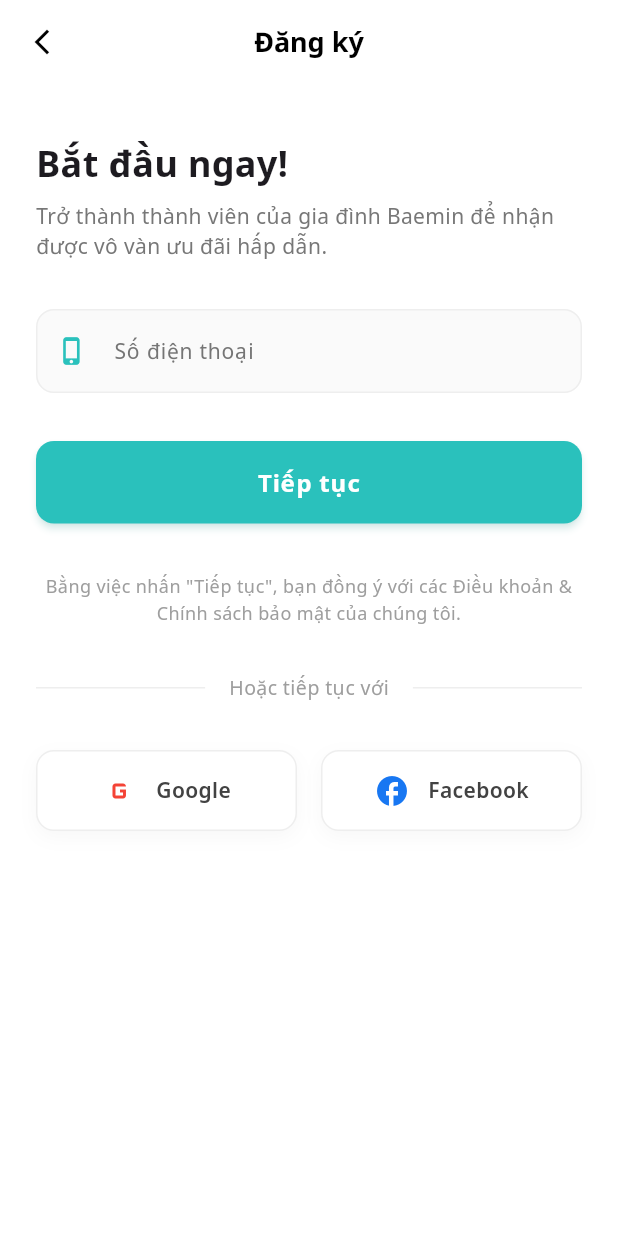
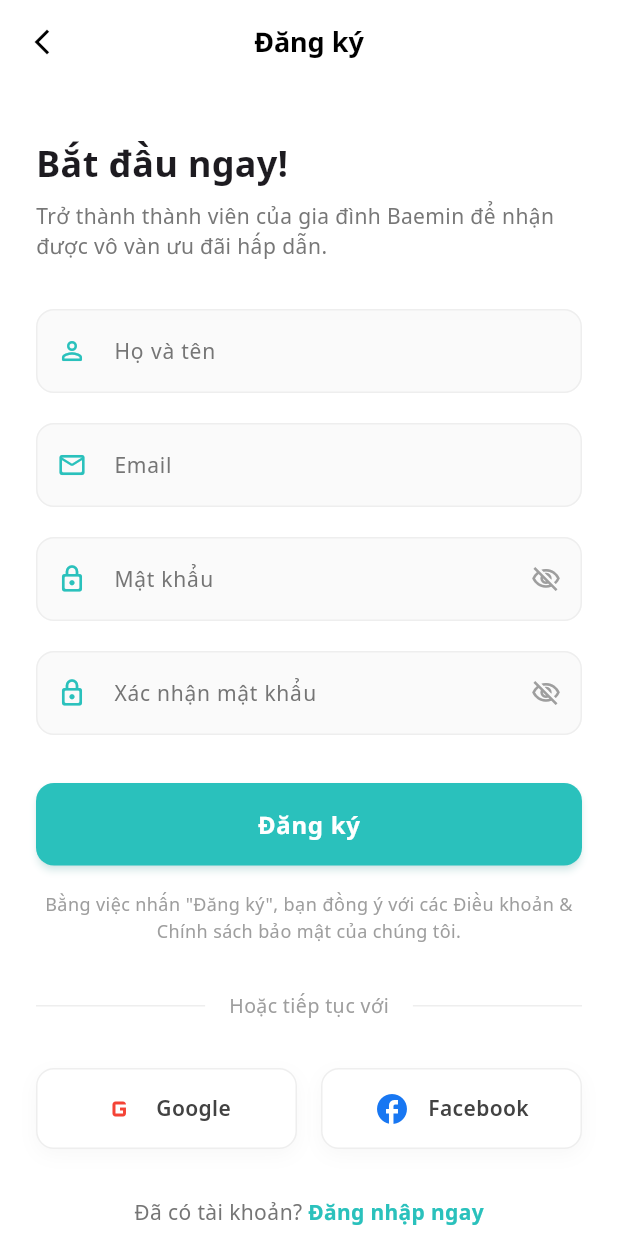
Before and after one commit to trung08052001-hcm/beamin_clone, a Flutter app: the RegisterScreen screen opened by its route, on a phone screen of 412 x 824 dp. Run offline on Flutter 3.47's test engine with Material 3 defaults, Android fonts, the phone set to English and light mode, and no system bars; our stand-ins replace auto_route, carousel_slider, equatable, firebase_auth, firebase_core, flutter_bloc and 4 more; missing offline and left inert: flutter_facebook_auth; accounts and stored records are empty.

Commit message:
login , signup , forgot

```diff
--- a/lib/bloc/auth/auth_bloc.dart
+++ b/lib/bloc/auth/auth_bloc.dart
@@ -21,18 +21,52 @@
     on<FacebookLoginRequested>(_onFacebookLoginRequested);
   }
 
+  String _mapFirebaseAuthError(String code) {
+    switch (code) {
+      case 'user-not-found':
+        return 'Không tìm thấy tài khoản với email này';
+      case 'wrong-password':
+        return 'Mật khẩu không chính xác';
+      case 'invalid-email':
+        return 'Email không hợp lệ';
+      case 'user-disabled':
+        return 'Tài khoản đã bị vô hiệu hóa';
+      case 'email-already-in-use':
+        return 'Email này đã được sử dụng';
+      case 'operation-not-allowed':
+        return 'Phương thức đăng nhập chưa được kích hoạt';
+      case 'weak-password':
+        return 'Mật khẩu quá yếu, vui lòng dùng ít nhất 6 ký tự';
+      case 'too-many-requests':
+        return 'Quá nhiều yêu cầu, vui lòng thử lại sau';
+      case 'invalid-credential':
+        return 'Email hoặc mật khẩu không chính xác';
+      default:
+        return 'Đã xảy ra lỗi, vui lòng thử lại';
+    }
+  }
+
   Future<void> _onLoginRequested(
     LoginRequested event,
     Emitter<AuthState> emit,
   ) async {
     emit(AuthLoading());
-    // Simulate API call
-    await Future.delayed(const Duration(seconds: 1));
 
-    if (event.email.isNotEmpty && event.password.isNotEmpty) {
+    if (event.email.isEmpty || event.password.isEmpty) {
+      emit(const AuthFailure('Vui lòng điền đầy đủ thông tin'));
+      return;
+    }
+
+    try {
+      await _firebaseAuth.signInWithEmailAndPassword(
+        email: event.email.trim(),
+        password: event.password,
+      );
       emit(const AuthSuccess('Đăng nhập thành công!'));
-    } else {
-      emit(const AuthFailure('Vui lòng điền đầy đủ thông tin'));
+    } on FirebaseAuthException catch (e) {
+      emit(AuthFailure(_mapFirebaseAuthError(e.code)));
+    } catch (e) {
+      emit(AuthFailure('Đã xảy ra lỗi: $e'));
     }
   }
 
@@ -41,13 +75,26 @@
     Emitter<AuthState> emit,
   ) async {
     emit(AuthLoading());
-    // Simulate API call
-    await Future.delayed(const Duration(seconds: 1));
 
-    if (event.phone.isNotEmpty) {
+    if (event.email.isEmpty || event.password.isEmpty || event.name.isEmpty) {
+      emit(const AuthFailure('Vui lòng điền đầy đủ thông tin'));
+      return;
+    }
+
+    try {
+      final userCredential = await _firebaseAuth.createUserWithEmailAndPassword(
+        email: event.email.trim(),
+        password: event.password,
+      );
+
+      // Update display name
+      await userCredential.user?.updateDisplayName(event.name.trim());
+
       emit(const AuthSuccess('Đăng ký thành công!'));
-    } else {
-      emit(const AuthFailure('Vui lòng nhập số điện thoại'));
+    } on FirebaseAuthException catch (e) {
+      emit(AuthFailure(_mapFirebaseAuthError(e.code)));
+    } catch (e) {
+      emit(AuthFailure('Đã xảy ra lỗi: $e'));
     }
   }
 
@@ -56,13 +103,23 @@
     Emitter<AuthState> emit,
   ) async {
     emit(AuthLoading());
-    // Simulate API call
-    await Future.delayed(const Duration(seconds: 1));
 
-    if (event.emailOrPhone.isNotEmpty) {
-      emit(const AuthSuccess('Yêu cầu đã được gửi!'));
-    } else {
-      emit(const AuthFailure('Vui lòng nhập Email hoặc Số điện thoại'));
+    if (event.email.isEmpty) {
+      emit(const AuthFailure('Vui lòng nhập email'));
+      return;
+    }
+
+    try {
+      await _firebaseAuth.sendPasswordResetEmail(email: event.email.trim());
+      emit(
+        const AuthSuccess(
+          'Đã gửi email khôi phục mật khẩu! Vui lòng kiểm tra hộp thư.',
+        ),
+      );
+    } on FirebaseAuthException catch (e) {
+      emit(AuthFailure(_mapFirebaseAuthError(e.code)));
+    } catch (e) {
+      emit(AuthFailure('Đã xảy ra lỗi: $e'));
     }
   }
 
@@ -94,12 +151,12 @@
       );
 
       // Sign in to Firebase with the credential
-      final userCredential =
-          await _firebaseAuth.signInWithCredential(credential);
+      final userCredential = await _firebaseAuth.signInWithCredential(
+        credential,
+      );
 
       if (userCredential.user != null) {
-        emit(const AuthSuccess(
-            'Đăng nhập Google thành công!'));
+        emit(const AuthSuccess('Đăng nhập Google thành công!'));
       } else {
         emit(const AuthFailure('Không thể đăng nhập với Google'));
       }
@@ -128,11 +185,13 @@
           return;
         }
 
-        final facebookAuthCredential =
-            FacebookAuthProvider.credential(accessToken);
+        final facebookAuthCredential = FacebookAuthProvider.credential(
+          accessToken,
+        );
 
-        final userCredential =
-            await _firebaseAuth.signInWithCredential(facebookAuthCredential);
+        final userCredential = await _firebaseAuth.signInWithCredential(
+          facebookAuthCredential,
+        );
 
         if (userCredential.user != null) {
           emit(const AuthSuccess('Đăng nhập Facebook thành công!'));
--- a/lib/bloc/auth/auth_event.dart
+++ b/lib/bloc/auth/auth_event.dart
@@ -18,21 +18,23 @@
 }
 
 class SignupRequested extends AuthEvent {
-  final String phone;
+  final String email;
+  final String password;
+  final String name;
 
-  const SignupRequested(this.phone);
+  const SignupRequested(this.email, this.password, this.name);
 
   @override
-  List<Object> get props => [phone];
+  List<Object> get props => [email, password, name];
 }
 
 class ResetPasswordRequested extends AuthEvent {
-  final String emailOrPhone;
+  final String email;
 
-  const ResetPasswordRequested(this.emailOrPhone);
+  const ResetPasswordRequested(this.email);
 
   @override
-  List<Object> get props => [emailOrPhone];
+  List<Object> get props => [email];
 }
 
 class GoogleLoginRequested extends AuthEvent {
--- a/lib/screens/auth/register_screen.dart
+++ b/lib/screens/auth/register_screen.dart
@@ -19,12 +19,62 @@
 }
 
 class _RegisterScreenState extends State<RegisterScreen> {
-  final _phoneController = TextEditingController();
+  final _nameController = TextEditingController();
+  final _emailController = TextEditingController();
+  final _passwordController = TextEditingController();
+  final _confirmPasswordController = TextEditingController();
+  bool _isPasswordVisible = false;
+  bool _isConfirmPasswordVisible = false;
 
   @override
   void dispose() {
-    _phoneController.dispose();
+    _nameController.dispose();
+    _emailController.dispose();
+    _passwordController.dispose();
+    _confirmPasswordController.dispose();
     super.dispose();
+  }
+
+  void _onRegister() {
+    final name = _nameController.text.trim();
+    final email = _emailController.text.trim();
+    final password = _passwordController.text;
+    final confirmPassword = _confirmPasswordController.text;
+
+    if (name.isEmpty ||
+        email.isEmpty ||
+        password.isEmpty ||
+        confirmPassword.isEmpty) {
+      ScaffoldMessenger.of(context).showSnackBar(
+        const SnackBar(
+          content: Text('Vui lòng điền đầy đủ thông tin'),
+          backgroundColor: Colors.red,
+        ),
+      );
+      return;
+    }
+
+    if (password != confirmPassword) {
+      ScaffoldMessenger.of(context).showSnackBar(
+        const SnackBar(
+          content: Text('Mật khẩu xác nhận không khớp'),
+          backgroundColor: Colors.red,
+        ),
+      );
+      return;
+    }
+
+    if (password.length < 6) {
+      ScaffoldMessenger.of(context).showSnackBar(
+        const SnackBar(
+          content: Text('Mật khẩu phải có ít nhất 6 ký tự'),
+          backgroundColor: Colors.red,
+        ),
+      );
+      return;
+    }
+
+    context.read<AuthBloc>().add(SignupRequested(email, password, name));
   }
 
   @override
@@ -67,10 +117,7 @@
         ),
         body: SafeArea(
           child: SingleChildScrollView(
-              padding: const EdgeInsets.symmetric(
-                horizontal: 24.0,
-                vertical: 16,
-              ),
+            padding: const EdgeInsets.symmetric(horizontal: 24.0, vertical: 16),
             child: Column(
               crossAxisAlignment: CrossAxisAlignment.stretch,
               children: [
@@ -81,29 +128,76 @@
                 ),
                 const SizedBox(height: 32),
                 AuthTextField(
-                    controller: _phoneController,
-                    label: 'Số điện thoại',
-                    hintText: 'Nhập số điện thoại của bạn',
-                    prefixIcon: Icons.phone_iphone_rounded,
-                    keyboardType: TextInputType.phone,
+                  controller: _nameController,
+                  label: 'Họ và tên',
+                  hintText: 'Nhập họ và tên của bạn',
+                  prefixIcon: Icons.person_outline_rounded,
+                ),
+                const SizedBox(height: 20),
+                AuthTextField(
+                  controller: _emailController,
+                  label: 'Email',
+                  hintText: 'Nhập email của bạn',
+                  prefixIcon: Icons.mail_outline_rounded,
+                  keyboardType: TextInputType.emailAddress,
+                ),
+                const SizedBox(height: 20),
+                AuthTextField(
+                  controller: _passwordController,
+                  label: 'Mật khẩu',
+                  hintText: 'Nhập mật khẩu (ít nhất 6 ký tự)',
+                  prefixIcon: Icons.lock_outline_rounded,
+                  obscureText: !_isPasswordVisible,
+                  suffixIcon: IconButton(
+                    icon: Icon(
+                      _isPasswordVisible
+                          ? Icons.visibility_outlined
+                          : Icons.visibility_off_outlined,
+                      color: Colors.grey,
+                      size: 20,
+                    ),
+                    onPressed: () {
+                      setState(() {
+                        _isPasswordVisible = !_isPasswordVisible;
+                      });
+                    },
+                  ),
+                ),
+                const SizedBox(height: 20),
+                AuthTextField(
+                  controller: _confirmPasswordController,
+                  label: 'Xác nhận mật khẩu',
+                  hintText: 'Nhập lại mật khẩu',
+                  prefixIcon: Icons.lock_outline_rounded,
+                  obscureText: !_isConfirmPasswordVisible,
+                  suffixIcon: IconButton(
+                    icon: Icon(
+                      _isConfirmPasswordVisible
+                          ? Icons.visibility_outlined
+                          : Icons.visibility_off_outlined,
+                      color: Colors.grey,
+                      size: 20,
+                    ),
+                    onPressed: () {
+                      setState(() {
+                        _isConfirmPasswordVisible = !_isConfirmPasswordVisible;
+                      });
+                    },
+                  ),
                 ),
                 const SizedBox(height: 32),
                 BlocBuilder<AuthBloc, AuthState>(
                   builder: (context, state) {
                     return AuthButton(
-                        text: 'Tiếp tục',
+                      text: 'Đăng ký',
                       isLoading: state is AuthLoading,
-                        onPressed: () {
-                          context.read<AuthBloc>().add(
-                            SignupRequested(_phoneController.text),
-                          );
-                        },
+                      onPressed: _onRegister,
                     );
                   },
                 ),
-                  const SizedBox(height: 32),
+                const SizedBox(height: 16),
                 Text(
-                    'Bằng việc nhấn "Tiếp tục", bạn đồng ý với các Điều khoản & Chính sách bảo mật của chúng tôi.',
+                  'Bằng việc nhấn "Đăng ký", bạn đồng ý với các Điều khoản & Chính sách bảo mật của chúng tôi.',
                   textAlign: TextAlign.center,
                   style: GoogleFonts.notoSans(
                     fontSize: 12,
@@ -153,6 +247,28 @@
                     ),
                   ],
                 ),
+                const SizedBox(height: 32),
+                Row(
+                  mainAxisAlignment: MainAxisAlignment.center,
+                  children: [
+                    Text(
+                      'Đã có tài khoản? ',
+                      style: GoogleFonts.notoSans(color: Colors.grey.shade600),
+                    ),
+                    GestureDetector(
+                      onTap: () {
+                        context.router.push(const LoginRoute());
+                      },
+                      child: Text(
+                        'Đăng nhập ngay',
+                        style: GoogleFonts.notoSans(
+                          color: AppColors.primary,
+                          fontWeight: FontWeight.w700,
+                        ),
+                      ),
+                    ),
+                  ],
+                ),
               ],
             ),
           ),
```
Also changed, not shown: analyze_output.txt (added, +40 -0 lines), lib/screens/auth/forgot_password_screen.dart (+16 -16 lines). Lines whose indentation alone changed are shown as unchanged.
